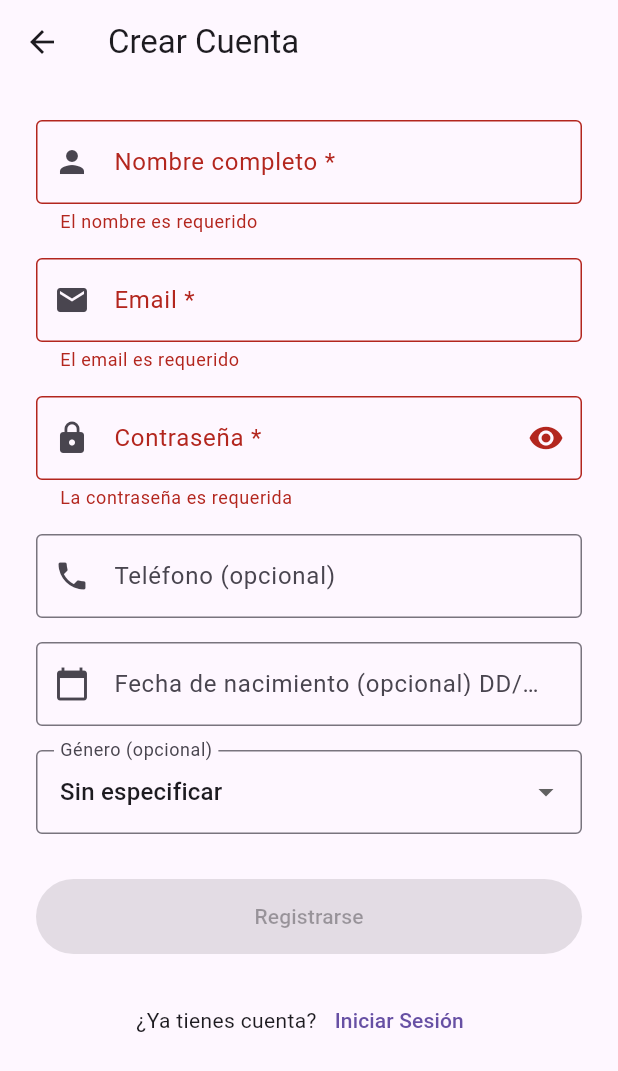
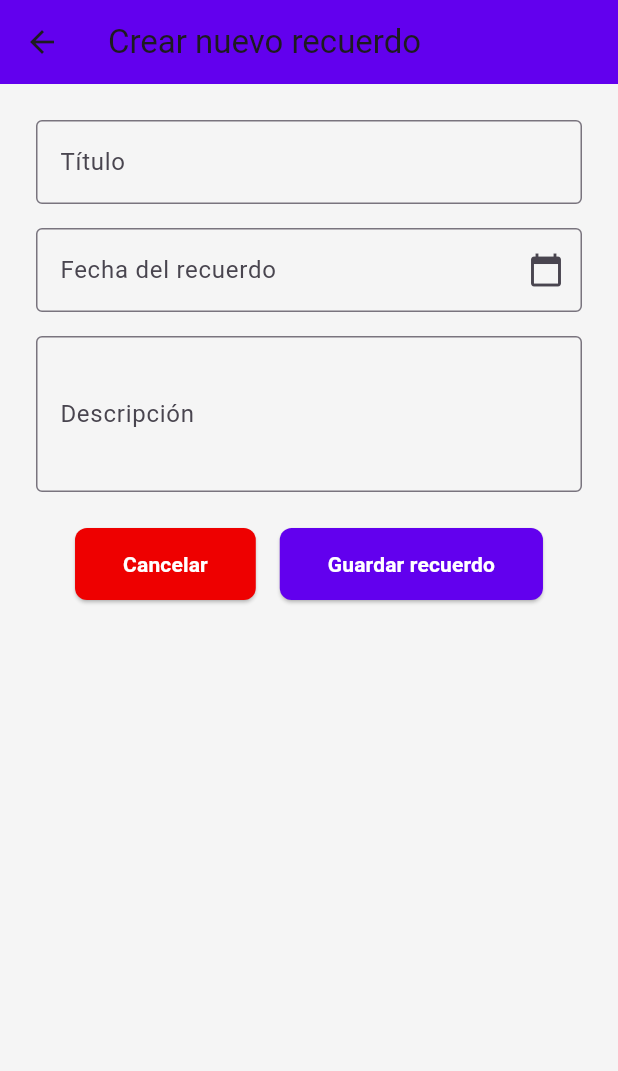
Before and after one commit to HyCrisXXI/mydearmap, a Flutter app: the screen it shows after launch, after a tap on "Regístrate aquí", on a phone screen of 412 x 824 dp. Shown: the top 1071 px of the screen. Run offline on Flutter 3.47's test engine with Material 3 defaults, Android fonts, the phone set to English and light mode, and no system bars; our stand-ins replace flutter_dotenv, flutter_map, flutter_riverpod, latlong2, supabase_flutter; accounts and stored records are empty.

Commit message:
Creacion de recuerdo (antes de Swagger)

```diff
--- a/lib/features/auth/views/login_view.dart
+++ b/lib/features/auth/views/login_view.dart
@@ -6,6 +6,7 @@ import 'signup_view.dart';
 import '../../../core/utils/validators.dart';
 import '../../../core/errors/auth_errors.dart';
 import '../models/form_cache.dart';
+import '../../memory/views/memory_create_view.dart';
 
 class LoginView extends ConsumerStatefulWidget {
   const LoginView({super.key});
@@ -176,7 +177,7 @@ class _LoginViewState extends ConsumerState<LoginView> {
                       : () {
                           Navigator.of(context).push(
                             MaterialPageRoute(
-                              builder: (context) => const SignupView(),
+                              builder: (context) => const MemoryCreateView(), //cambio para ver recuerdo
                             ),
                           );
                         },
--- /dev/null
+++ b/lib/features/memory/views/memory_create_view.dart
@@ -0,0 +1,215 @@
+// ...existing code...
+import 'package:flutter/material.dart';
+import 'package:flutter_riverpod/flutter_riverpod.dart';
+import '../../../core/constants/constants.dart';
+import '../controllers/memory_controller.dart';
+import '../../../data/models/memory.dart';
+
+class MemoryCreateView extends ConsumerStatefulWidget {
+  const MemoryCreateView({super.key});
+
+  @override
+  ConsumerState<MemoryCreateView> createState() => _MemoryCreateViewState();
+}
+
+class _MemoryCreateViewState extends ConsumerState<MemoryCreateView> {
+  DateTime? _selectedDate;
+
+  final _formKey = GlobalKey<FormState>();
+  final _titleController = TextEditingController();
+  final _descriptionController = TextEditingController();
+  final _dateController = TextEditingController();
+
+  @override
+  void dispose() {
+    _titleController.dispose();
+    _descriptionController.dispose();
+    _dateController.dispose();
+    super.dispose();
+  }
+
+  Future<DateTime?> _pickDate() async {
+    final now = DateTime.now();
+    final initialDate = _selectedDate ?? now;
+    final picked = await showDatePicker(
+      context: context,
+      initialDate: initialDate,
+      firstDate: DateTime(1900),
+      lastDate: now,
+    );
+
+    if (picked != null) {
+      setState(() {
+        _selectedDate = picked;
+        _dateController.text =
+            '${picked.day.toString().padLeft(2, '0')}/'
+            '${picked.month.toString().padLeft(2, '0')}/'
+            '${picked.year}';
+      });
+    }
+
+    return picked;
+  }
+
+  Future<void> _handleSubmit() async {
+    final memoryController = ref.read(memoryControllerProvider.notifier);
+
+    if (!_formKey.currentState!.validate()) return;
+
+    final newMemory = Memory(
+      id: "",
+      title: _titleController.text.trim(),
+      description: _descriptionController.text.trim(),
+      location: null,
+      happenedAt: _selectedDate!,
+      createdAt: DateTime.now(),
+      updatedAt: DateTime.now(),
+    );
+
+    try {
+      await memoryController.createMemory(newMemory);
+      if (!mounted) return;
+
+      ScaffoldMessenger.of(context).showSnackBar(
+        const SnackBar(
+          content: Text('Recuerdo creado correctamente'),
+          backgroundColor: AppColors.accentColor,
+        ),
+      );
+      Navigator.pop(context);
+    } catch (e) {
+      if (!mounted) return;
+      ScaffoldMessenger.of(context).showSnackBar(
+        SnackBar(
+          content: Text('Error al crear el recuerdo: $e'),
+          backgroundColor: Colors.redAccent,
+        ),
+      );
+    }
+  }
+
+  @override
+  Widget build(BuildContext context) {
+    final state = ref.watch(memoryControllerProvider);
+
+    return Scaffold(
+      backgroundColor: AppColors.backgroundColor,
+      appBar: AppBar(
+        title: const Text('Crear nuevo recuerdo'),
+        backgroundColor: AppColors.primaryColor,
+      ),
+      body: SingleChildScrollView(
+        padding: const EdgeInsets.all(AppSizes.paddingLarge),
+        child: Form(
+          key: _formKey,
+          child: Column(
+            crossAxisAlignment: CrossAxisAlignment.start,
+            children: [
+              TextFormField(
+                controller: _titleController,
+                decoration: const InputDecoration(
+                  labelText: 'Título',
+                  border: OutlineInputBorder(),
+                ),
+                validator: (value) =>
+                    (value == null || value.isEmpty) ? 'Ingresa un título' : null,
+              ),
+              const SizedBox(height: AppSizes.paddingMedium),
+              TextFormField(
+                controller: _dateController,
+                readOnly: true,
+                decoration: InputDecoration(
+                  labelText: 'Fecha del recuerdo',
+                  border: const OutlineInputBorder(),
+                  suffixIcon: IconButton(
+                    icon: const Icon(Icons.calendar_today),
+                    onPressed: _pickDate,
+                  ),
+                ),
+                onTap: _pickDate,
+                validator: (_) =>
+                    _selectedDate == null ? 'Selecciona la fecha del recuerdo' : null,
+              ),
+              const SizedBox(height: AppSizes.paddingMedium),
+              TextFormField(
+                controller: _descriptionController,
+                decoration: const InputDecoration(
+                  labelText: 'Descripción',
+                  border: OutlineInputBorder(),
+                ),
+                maxLines: 3,
+              ),
+              const SizedBox(height: AppSizes.paddingLarge),
+              Center(
+                child: Row(
+                  mainAxisAlignment: MainAxisAlignment.center,
+                  children: [
+                    ElevatedButton(
+                      style: ElevatedButton.styleFrom(
+                        backgroundColor: const Color.fromARGB(255, 238, 0, 0),
+                        padding: const EdgeInsets.symmetric(
+                          horizontal: 32,
+                          vertical: 14,
+                        ),
+                        shape: RoundedRectangleBorder(
+                          borderRadius: BorderRadius.circular(AppSizes.borderRadius),
+                        ),
+                      ),
+                      onPressed: state.isLoading ? null : () => Navigator.of(context).pop(),
+                      child: state.isLoading
+                          ? const SizedBox(
+                              width: 22,
+                              height: 22,
+                              child: CircularProgressIndicator(
+                                color: Colors.white,
+                                strokeWidth: 2,
+                              ),
+                            )
+                          : const Text(
+                              'Cancelar',
+                              style: TextStyle(
+                                color: Colors.white,
+                                fontWeight: FontWeight.bold,
+                              ),
+                            ),
+                    ),
+                    const SizedBox(width: 16),
+                    ElevatedButton(
+                      style: ElevatedButton.styleFrom(
+                        backgroundColor: AppColors.primaryColor,
+                        padding: const EdgeInsets.symmetric(
+                          horizontal: 32,
+                          vertical: 14,
+                        ),
+                        shape: RoundedRectangleBorder(
+                          borderRadius: BorderRadius.circular(AppSizes.borderRadius),
+                        ),
+                      ),
+                      onPressed: state.isLoading ? null : () => _handleSubmit(),
+                      child: state.isLoading
+                          ? const SizedBox(
+                              width: 22,
+                              height: 22,
+                              child: CircularProgressIndicator(
+                                color: Colors.white,
+                                strokeWidth: 2,
+                              ),
+                            )
+                          : const Text(
+                              'Guardar recuerdo',
+                              style: TextStyle(
+                                color: Colors.white,
+                                fontWeight: FontWeight.bold,
+                              ),
+                            ),
+                    ),
+                  ],
+                ),
+              ),
+            ],
+          ),
+        ),
+      ),
+    );
+  }
+}
```
Also changed, not shown: lib/core/errors/memory_errors.dart (added, +56 -0 lines), lib/data/models/comment.dart (+20 -0 lines), lib/data/models/media.dart (+37 -0 lines), lib/data/models/memory.dart (+59 -10 lines), lib/data/repositories/memory_repository.dart (+18 -15 lines), lib/features/memory/controllers/memory_controller.dart (added, +91 -0 lines), lib/features/memory/views/memory_view.dart (added, +182 -0 lines).
